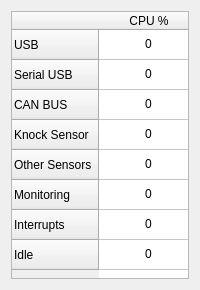
Qt form GUI/ui/tasks.ui (fpoussin/MotoLink) before a commit.
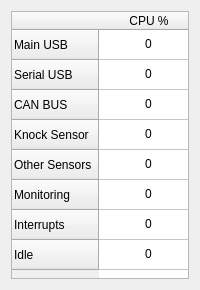
The same form after that commit. Icons and pictures are not drawn.

The edit to the form file:
```diff
--- a/GUI/ui/tasks.ui
+++ b/GUI/ui/tasks.ui
@@ -42,7 +42,7 @@
      </attribute>
      <row>
       <property name="text">
-       <string>USB</string>
+       <string>Main USB</string>
       </property>
       <property name="icon">
        <iconset resource="../res/oxygen.qrc">
```
Left out of the diff: 6 changed lines with no effect on the pictures.
